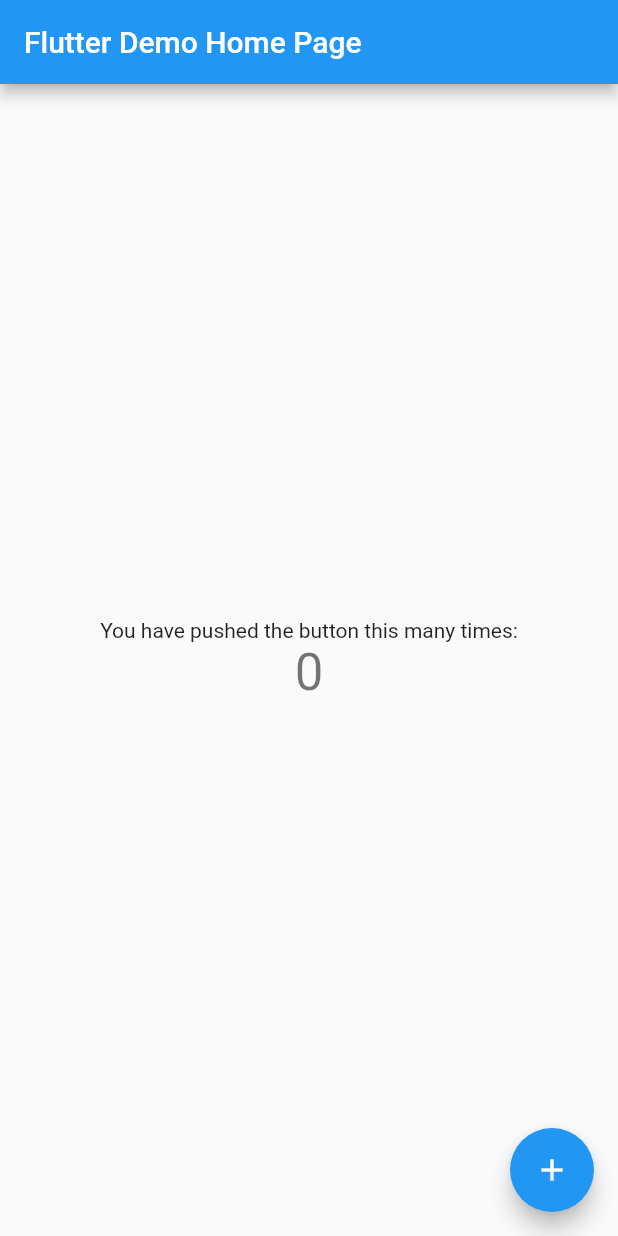
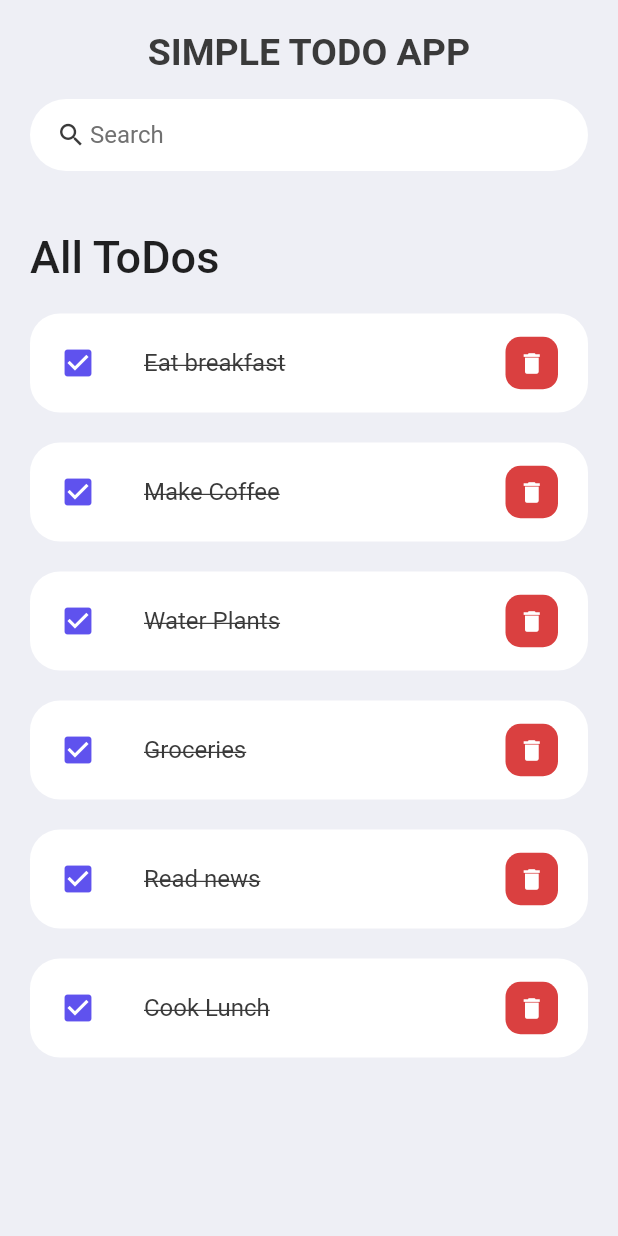
Before and after one commit to Sochi115/flutter_todo_app, a Flutter app: the screen it shows after launch, on a phone screen of 412 x 824 dp. Run offline on Flutter 3.47's test engine with Material 2 defaults, Android fonts, the phone set to English and light mode, and no system bars.

Commit message:
Added homescreen and todo widgets

```diff
--- /dev/null
+++ b/lib/constants/colors.dart
@@ -0,0 +1,9 @@
+import 'package:flutter/material.dart';
+
+const Color tdRed = Color(0xFFDA4040);
+const Color tdBlue = Color(0xFF5F52EE);
+
+const Color tdBlack = Color(0xFF3A3A3A);
+const Color tdGrey = Color(0xFF717171);
+
+const Color tdBGColor = Color(0xFFEEEFF5);
--- a/lib/main.dart
+++ b/lib/main.dart
@@ -1,4 +1,6 @@
 import 'package:flutter/material.dart';
+import 'package:flutter/services.dart';
+import 'package:flutter_todo_app/pages/home.dart';
 
 void main() {
   runApp(const MyApp());
@@ -7,109 +9,16 @@ void main() {
 class MyApp extends StatelessWidget {
   const MyApp({super.key});
 
-  // This widget is the root of your application.
   @override
   Widget build(BuildContext context) {
+    SystemChrome.setSystemUIOverlayStyle(const SystemUiOverlayStyle(statusBarColor: Colors.transparent));
     return MaterialApp(
+      debugShowCheckedModeBanner: false,
       title: 'Flutter Demo',
       theme: ThemeData(
-        // This is the theme of your application.
-        //
-        // Try running your application with "flutter run". You'll see the
-        // application has a blue toolbar. Then, without quitting the app, try
-        // changing the primarySwatch below to Colors.green and then invoke
-        // "hot reload" (press "r" in the console where you ran "flutter run",
-        // or simply save your changes to "hot reload" in a Flutter IDE).
-        // Notice that the counter didn't reset back to zero; the application
-        // is not restarted.
         primarySwatch: Colors.blue,
       ),
-      home: const MyHomePage(title: 'Flutter Demo Home Page'),
+      home: Home(),
     );
   }
 }
-
-class MyHomePage extends StatefulWidget {
-  const MyHomePage({super.key, required this.title});
-
-  // This widget is the home page of your application. It is stateful, meaning
-  // that it has a State object (defined below) that contains fields that affect
-  // how it looks.
-
-  // This class is the configuration for the state. It holds the values (in this
-  // case the title) provided by the parent (in this case the App widget) and
-  // used by the build method of the State. Fields in a Widget subclass are
-  // always marked "final".
-
-  final String title;
-
-  @override
-  State<MyHomePage> createState() => _MyHomePageState();
-}
-
-class _MyHomePageState extends State<MyHomePage> {
-  int _counter = 0;
-
-  void _incrementCounter() {
-    setState(() {
-      // This call to setState tells the Flutter framework that something has
-      // changed in this State, which causes it to rerun the build method below
-      // so that the display can reflect the updated values. If we changed
-      // _counter without calling setState(), then the build method would not be
-      // called again, and so nothing would appear to happen.
-      _counter++;
-    });
-  }
-
-  @override
-  Widget build(BuildContext context) {
-    // This method is rerun every time setState is called, for instance as done
-    // by the _incrementCounter method above.
-    //
-    // The Flutter framework has been optimized to make rerunning build methods
-    // fast, so that you can just rebuild anything that needs updating rather
-    // than having to individually change instances of widgets.
-    return Scaffold(
-      appBar: AppBar(
-        // Here we take the value from the MyHomePage object that was created by
-        // the App.build method, and use it to set our appbar title.
-        title: Text(widget.title),
-      ),
-      body: Center(
-        // Center is a layout widget. It takes a single child and positions it
-        // in the middle of the parent.
-        child: Column(
-          // Column is also a layout widget. It takes a list of children and
-          // arranges them vertically. By default, it sizes itself to fit its
-          // children horizontally, and tries to be as tall as its parent.
-          //
-          // Invoke "debug painting" (press "p" in the console, choose the
-          // "Toggle Debug Paint" action from the Flutter Inspector in Android
-          // Studio, or the "Toggle Debug Paint" command in Visual Studio Code)
-          // to see the wireframe for each widget.
-          //
-          // Column has various properties to control how it sizes itself and
-          // how it positions its children. Here we use mainAxisAlignment to
-          // center the children vertically; the main axis here is the vertical
-          // axis because Columns are vertical (the cross axis would be
-          // horizontal).
-          mainAxisAlignment: MainAxisAlignment.center,
-          children: <Widget>[
-            const Text(
-              'You have pushed the button this many times:',
-            ),
-            Text(
-              '$_counter',
-              style: Theme.of(context).textTheme.headline4,
-            ),
-          ],
-        ),
-      ),
-      floatingActionButton: FloatingActionButton(
-        onPressed: _incrementCounter,
-        tooltip: 'Increment',
-        child: const Icon(Icons.add),
-      ), // This trailing comma makes auto-formatting nicer for build methods.
-    );
-  }
-}
--- /dev/null
+++ b/lib/models/todo.dart
@@ -0,0 +1,22 @@
+class Todo {
+  String? id;
+  String? todoText;
+  bool isDone;
+
+  Todo({
+    required this.id,
+    required this.todoText,
+    this.isDone = false,
+  });
+
+  static List<Todo> todoList() {
+    return [
+      Todo(id: '01', todoText: 'Eat breakfast', isDone: true),
+      Todo(id: '02', todoText: 'Make Coffee', isDone: true),
+      Todo(id: '03', todoText: 'Water Plants', isDone: true),
+      Todo(id: '04', todoText: 'Groceries'),
+      Todo(id: '05', todoText: 'Read news'),
+      Todo(id: '06', todoText: 'Cook Lunch'),
+    ];
+  }
+}
--- /dev/null
+++ b/lib/pages/home.dart
@@ -0,0 +1,81 @@
+import 'package:flutter/material.dart';
+import '../constants/colors.dart';
+import '../models/todo.dart';
+import '../widgets/todo_item.dart';
+
+class Home extends StatelessWidget {
+  Home({super.key});
+
+  final todosList = Todo.todoList();
+
+  @override
+  Widget build(BuildContext context) {
+    return Scaffold(
+        backgroundColor: tdBGColor,
+        appBar: titleAppBar(),
+        body: Container(
+          padding: const EdgeInsets.symmetric(horizontal: 20, vertical: 10),
+          child: Column(children: [
+            const SearchBar(),
+            Expanded(
+              child: ListView(
+                children: [
+                  Container(
+                    margin: const EdgeInsets.only(
+                      top: 40,
+                      bottom: 20,
+                    ),
+                    child: const Text(
+                      'All ToDos',
+                      style:
+                          TextStyle(fontSize: 30, fontWeight: FontWeight.w500),
+                    ),
+                  ),
+                  for(Todo todo in todosList)
+                    TodoItem(todoItem: todo,)
+                ],
+              ),
+            )
+          ]),
+        ));
+  }
+
+  AppBar titleAppBar() {
+    return AppBar(
+      backgroundColor: tdBGColor,
+      elevation: 0,
+      title: const Center(child: Text("SIMPLE TODO APP")),
+      titleTextStyle: const TextStyle(
+          color: tdBlack, height: 2, fontSize: 25, fontWeight: FontWeight.bold),
+    );
+  }
+}
+
+class SearchBar extends StatelessWidget {
+  const SearchBar({
+    Key? key,
+  }) : super(key: key);
+
+  @override
+  Widget build(BuildContext context) {
+    return Container(
+      padding: const EdgeInsets.symmetric(horizontal: 15),
+      decoration: BoxDecoration(
+          color: Colors.white, borderRadius: BorderRadius.circular(30)),
+      child: const TextField(
+        decoration: InputDecoration(
+          contentPadding: EdgeInsets.all(0),
+          prefixIcon: Icon(
+            Icons.search,
+            color: tdBlack,
+            size: 20,
+          ),
+          prefixIconConstraints: BoxConstraints(maxHeight: 20, minWidth: 25),
+          border: InputBorder.none,
+          hintText: "Search",
+          hintStyle: TextStyle(color: tdGrey),
+        ),
+      ),
+    );
+  }
+}
--- /dev/null
+++ b/lib/widgets/todo_item.dart
@@ -0,0 +1,49 @@
+import 'package:flutter/material.dart';
+import 'package:flutter_todo_app/constants/colors.dart';
+
+import '../models/todo.dart';
+
+class TodoItem extends StatelessWidget {
+  final Todo todoItem;
+  const TodoItem({super.key, required this.todoItem});
+
+  @override
+  Widget build(BuildContext context) {
+    return Container(
+      margin: EdgeInsets.only(bottom: 20),
+      child: ListTile(
+        onTap: () {
+          print('Tapped list tile');
+        },
+        shape: RoundedRectangleBorder(borderRadius: BorderRadius.circular(20)),
+        tileColor: Colors.white,
+        leading: const Icon(
+          Icons.check_box,
+          color: tdBlue,
+        ),
+        contentPadding: EdgeInsets.symmetric(horizontal: 20, vertical: 5),
+        title: Text(
+          todoItem.todoText!,
+          style: const TextStyle(
+              color: tdBlack,
+              fontSize: 16,
+              decoration: TextDecoration.lineThrough),
+        ),
+        trailing: Container(
+          height: 35,
+          width: 35,
+          decoration: BoxDecoration(
+              color: tdRed, borderRadius: BorderRadius.circular(10)),
+          child: IconButton(
+            color: Colors.white,
+            iconSize: 18,
+            icon: const Icon(Icons.delete),
+            onPressed: () {
+              print('Tapped delete button');
+            },
+          ),
+        ),
+      ),
+    );
+  }
+}
```
